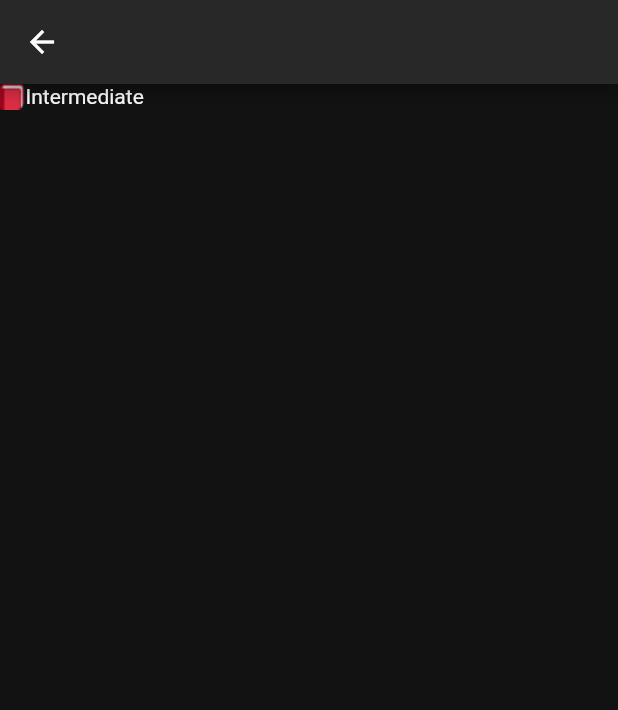
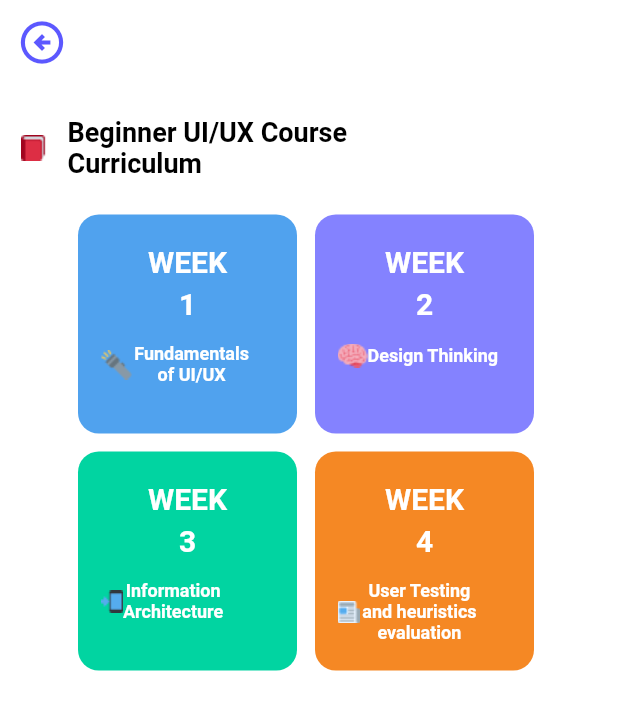
Before and after one commit to psmithese/Gamification, a Flutter app: the BeginnerQuizScreen screen opened directly, on a phone screen of 412 x 824 dp. Shown: the top 710 px of the screen. Run offline on Flutter 3.47's test engine with Material 2 defaults, Android fonts, the phone set to English and light mode, and no system bars; our stand-ins replace carousel_slider, gap; missing offline and left inert: introduction_slider.

Commit message:
third commit

```diff
--- a/lib/helper/item.dart
+++ b/lib/helper/item.dart
@@ -8,7 +8,7 @@ final List<String> imgList = [
 
 final List<Widget> imageSliders = imgList
     .map((item) => ClipRRect(
-            //borderRadius: const BorderRadius.all(Radius.circular(5.0)),
+            borderRadius: const BorderRadius.all(Radius.circular(5.0)),
             child: Stack(
           children: [
             Image.asset(
--- a/lib/screens/beginner_screen.dart
+++ b/lib/screens/beginner_screen.dart
@@ -1,5 +1,7 @@
 import 'package:flutter/material.dart';
+import 'package:gamification/widget/quiz_widget.dart';
 import 'package:gamification/widget/text_widget.dart';
+import 'package:gap/gap.dart';
 
 class BeginnerQuizScreen extends StatelessWidget {
   const BeginnerQuizScreen({super.key});
@@ -7,16 +9,78 @@ class BeginnerQuizScreen extends StatelessWidget {
   @override
   Widget build(BuildContext context) {
     return Scaffold(
-      appBar: AppBar(),
+      backgroundColor: Colors.white,
+      appBar: AppBar(
+        leading: InkWell(
+          onTap: () {
+            Navigator.pop(context);
+          },
+          child: const Icon(
+            Icons.arrow_circle_left_outlined,
+            size: 34,
+            color: Color(0xff5C58FF),
+          ),
+        ),
+        backgroundColor: Colors.white,
+        elevation: 0,
+      ),
       body: Column(
         children: [
+          const Gap(20),
           Row(
             children: [
-              Image.asset("assets/images/book.png"),
+              Image.asset(
+                "assets/images/book.png",
+                height: 45,
+              ),
               const CustomText(
-                  text: "Intermediate",
-                  style: TextStyle(),
+                  text: "Beginner UI/UX Course \nCurriculum",
+                  style: TextStyle(
+                      fontSize: 18,
+                      fontWeight: FontWeight.w600,
+                      color: Colors.black),
                   align: TextAlign.left)
+            ],
+          ),
+          const Gap(20),
+          Column(
+            children: [
+              Row(
+                children: [
+                  const Gap(50),
+                  QuizWidget(
+                    color: const Color(0xff50A2EE),
+                    image: Image.asset("assets/images/Emojii.png"),
+                    text: "WEEK",
+                    text2: "1",
+                    text3: "Fundamentals \nof UI/UX",
+                  ),
+                  QuizWidget(
+                      color: const Color(0xff8482FF),
+                      text: "WEEK",
+                      image: Image.asset("assets/images/Emoji3.png"),
+                      text2: "2",
+                      text3: "Design Thinking")
+                ],
+              ),
+              const Gap(5),
+              Row(
+                children: [
+                  const Gap(50),
+                  QuizWidget(
+                      color: const Color(0xff01D4A1),
+                      text: "WEEK",
+                      image: Image.asset("assets/images/Emoji4.png"),
+                      text2: "3",
+                      text3: "Information\nArchitecture"),
+                  QuizWidget(
+                      color: const Color(0xffF58824),
+                      text: "WEEK",
+                      image: Image.asset("assets/images/Emoji5.png"),
+                      text2: "4",
+                      text3: "User Testing \nand heuristics \nevaluation")
+                ],
+              )
             ],
           )
         ],
--- a/lib/widget/quiz_widget.dart
+++ b/lib/widget/quiz_widget.dart
@@ -1,14 +1,72 @@
-import 'package:flutter/src/widgets/container.dart';
-import 'package:flutter/src/widgets/framework.dart';
+import 'package:flutter/material.dart';
+import 'package:gap/gap.dart';
 
 class QuizWidget extends StatelessWidget {
-
-  const QuizWidget({super.key});
+  final Color color;
+  final String text;
+  final Image image;
+  final String text2;
+  final String text3;
+  const QuizWidget(
+      {super.key,
+      required this.color,
+      required this.text,
+      required this.image,
+      required this.text2,
+      required this.text3});
 
   @override
   Widget build(BuildContext context) {
-    return Container(
-
+    return Row(
+      children: [
+        Padding(
+          padding: const EdgeInsets.fromLTRB(0, 0, 0, 0),
+          child: Container(
+            margin: const EdgeInsets.fromLTRB(2, 2, 10, 5),
+            width: 146,
+            height: 146,
+            decoration: BoxDecoration(
+                color: color, borderRadius: BorderRadius.circular(13.87)),
+            child: Column(
+              children: [
+                const Gap(20),
+                Text(
+                  text,
+                  style: const TextStyle(
+                      color: Colors.white,
+                      fontWeight: FontWeight.w700,
+                      fontSize: 20),
+                ),
+                const Gap(5),
+                Text(
+                  text2,
+                  style: const TextStyle(
+                      color: Colors.white,
+                      fontWeight: FontWeight.w700,
+                      fontSize: 20),
+                ),
+                const Gap(15),
+                Padding(
+                  padding: const EdgeInsets.only(left: 15),
+                  child: Row(
+                    children: [
+                      image,
+                      Text(
+                        text3,
+                        textAlign: TextAlign.center,
+                        style: const TextStyle(
+                            color: Colors.white,
+                            fontWeight: FontWeight.w700,
+                            fontSize: 12),
+                      )
+                    ],
+                  ),
+                )
+              ],
+            ),
+          ),
+        ),
+      ],
     );
   }
 }
```
Also changed, not shown: lib/screens/advance_screen.dart (+90 -0 lines), lib/screens/home_screen.dart (+23 -10 lines), lib/screens/intermediate_screen.dart (+90 -0 lines), lib/screens/signup_screen.dart (+8 -4 lines), assets/images/Emoji11.png (added), assets/images/Emoji13.png (added), assets/images/Emoji14.png (added), assets/images/Emoji15.png (added), assets/images/Emoji16.png (added), assets/images/Emoji17.png (added), assets/images/Emoji18.png (added), assets/images/Emoji3.png (added), assets/images/Emoji4.png (added), assets/images/Emoji5.png (added), 1 more files.
